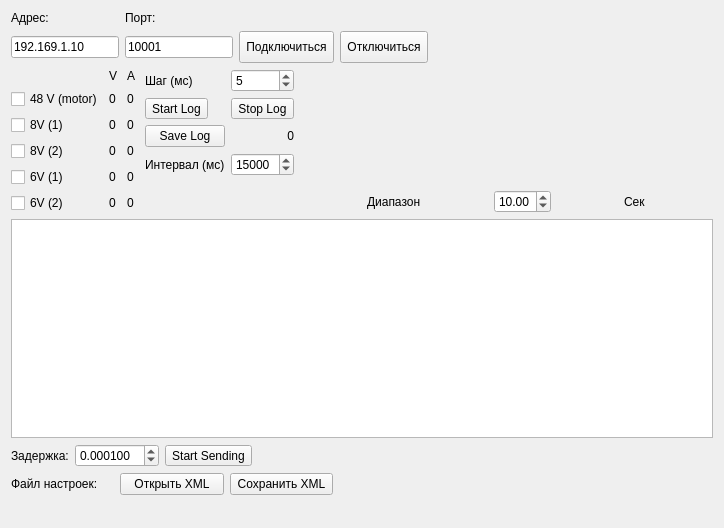
AlexanderMokhov/AR-600Controller, file AR600Controller.ui: the form before one commit.
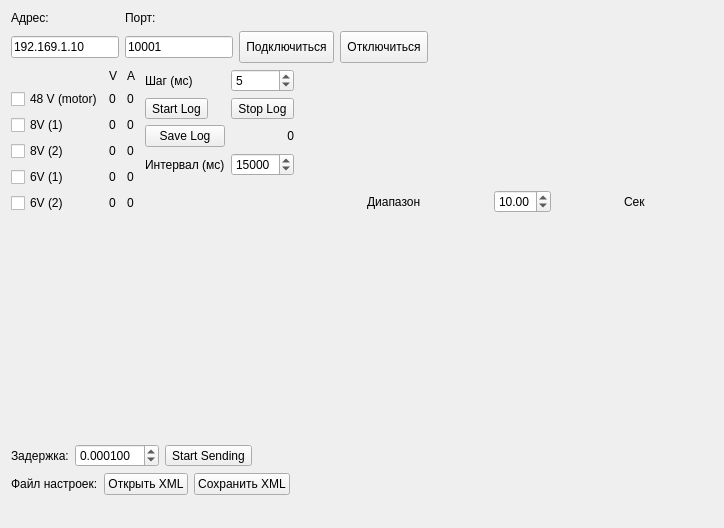
The form after the commit. Custom widgets are drawn as their Qt base class.

What changed in the file:
```diff
--- a/AR600Controller.ui
+++ b/AR600Controller.ui
@@ -13,9 +13,9 @@
   <property name="windowTitle">
    <string>AR-600E Controller</string>
   </property>
-  <layout class="QGridLayout" name="gridLayout_7" columnstretch="1,1,2,3,2">
-   <item row="0" column="0" colspan="4">
-    <layout class="QGridLayout" name="gridLayout_6" rowstretch="0,0,0,1">
+  <layout class="QGridLayout" name="gridLayout_7" rowstretch="0,10,0,0,0" columnstretch="0,0,10,0">
+   <item row="0" column="0" colspan="3">
+    <layout class="QGridLayout" name="gridLayout_6">
      <item row="0" column="0" colspan="3">
       <layout class="QGridLayout" name="gridLayout_2">
        <item row="0" column="0">
@@ -382,131 +382,34 @@
        </property>
       </spacer>
      </item>
-     <item row="3" column="0" colspan="4">
-      <widget class="QTableView" name="ChannelTableView">
-       <property name="minimumSize">
-        <size>
-         <width>0</width>
-         <height>0</height>
-        </size>
+    </layout>
+   </item>
+   <item row="0" column="3" rowspan="5">
+    <layout class="QGridLayout" name="gridLayout_5" rowstretch="2,8">
+     <item row="0" column="0">
+      <layout class="QHBoxLayout" name="CommandControlLayout">
+       <property name="sizeConstraint">
+        <enum>QLayout::SetDefaultConstraint</enum>
        </property>
-       <property name="palette">
-        <palette>
-         <active>
-          <colorrole role="Highlight">
-           <brush brushstyle="SolidPattern">
-            <color alpha="100">
-             <red>30</red>
-             <green>144</green>
-             <blue>255</blue>
-            </color>
-           </brush>
-          </colorrole>
-          <colorrole role="HighlightedText">
-           <brush brushstyle="SolidPattern">
-            <color alpha="255">
-             <red>0</red>
-             <green>0</green>
-             <blue>0</blue>
-            </color>
-           </brush>
-          </colorrole>
-          <colorrole role="Link">
-           <brush brushstyle="SolidPattern">
-            <color alpha="255">
-             <red>0</red>
-             <green>0</green>
-             <blue>255</blue>
-            </color>
-           </brush>
-          </colorrole>
-         </active>
-         <inactive>
-          <colorrole role="Highlight">
-           <brush brushstyle="SolidPattern">
-            <color alpha="100">
-             <red>30</red>
-             <green>144</green>
-             <blue>255</blue>
-            </color>
-           </brush>
-          </colorrole>
-          <colorrole role="HighlightedText">
-           <brush brushstyle="SolidPattern">
-            <color alpha="255">
-             <red>0</red>
-             <green>0</green>
-             <blue>0</blue>
-            </color>
-           </brush>
-          </colorrole>
-          <colorrole role="Link">
-           <brush brushstyle="SolidPattern">
-            <color alpha="255">
-             <red>0</red>
-             <green>0</green>
-             <blue>255</blue>
-            </color>
-           </brush>
-          </colorrole>
-         </inactive>
-         <disabled>
-          <colorrole role="Highlight">
-           <brush brushstyle="SolidPattern">
-            <color alpha="100">
-             <red>30</red>
-             <green>144</green>
-             <blue>255</blue>
-            </color>
-           </brush>
-          </colorrole>
-          <colorrole role="HighlightedText">
-           <brush brushstyle="SolidPattern">
-            <color alpha="255">
-             <red>0</red>
-             <green>0</green>
-             <blue>0</blue>
-            </color>
-           </brush>
-          </colorrole>
-          <colorrole role="Link">
-           <brush brushstyle="SolidPattern">
-            <color alpha="255">
-             <red>0</red>
-             <green>0</green>
-             <blue>255</blue>
-            </color>
-           </brush>
-          </colorrole>
-         </disabled>
-        </palette>
+      </layout>
+     </item>
+     <item row="1" column="0">
+      <layout class="QHBoxLayout" name="DriverControlLayout">
+       <property name="sizeConstraint">
+        <enum>QLayout::SetFixedSize</enum>
        </property>
-       <property name="styleSheet">
-        <string notr="true">selection-color: black; selection-background-color: rgba(30, 144, 255, 100);</string>
-       </property>
-       <property name="sizeAdjustPolicy">
-        <enum>QAbstractScrollArea::AdjustToContentsOnFirstShow</enum>
-       </property>
-       <property name="alternatingRowColors">
-        <bool>false</bool>
-       </property>
-       <property name="selectionBehavior">
-        <enum>QAbstractItemView::SelectRows</enum>
-       </property>
-       <attribute name="horizontalHeaderCascadingSectionResizes">
-        <bool>false</bool>
-       </attribute>
-       <attribute name="horizontalHeaderDefaultSectionSize">
-        <number>70</number>
-       </attribute>
-       <attribute name="horizontalHeaderHighlightSections">
-        <bool>false</bool>
-       </attribute>
-      </widget>
+      </layout>
      </item>
     </layout>
    </item>
-   <item row="1" column="0">
+   <item row="1" column="0" colspan="3">
+    <layout class="QVBoxLayout" name="ChannelTableLayout" stretch="">
+     <property name="sizeConstraint">
+      <enum>QLayout::SetFixedSize</enum>
+     </property>
+    </layout>
+   </item>
+   <item row="2" column="0">
     <layout class="QHBoxLayout" name="horizontalLayout_2">
      <item>
       <widget class="QLabel" name="label_3">
@@ -540,7 +443,20 @@
      </item>
     </layout>
    </item>
-   <item row="2" column="0" colspan="2">
+   <item row="2" column="1" colspan="2">
+    <spacer name="horizontalSpacer_2">
+     <property name="orientation">
+      <enum>Qt::Horizontal</enum>
+     </property>
+     <property name="sizeHint" stdset="0">
+      <size>
+       <width>477</width>
+       <height>20</height>
+      </size>
+     </property>
+    </spacer>
+   </item>
+   <item row="3" column="0" colspan="2">
     <layout class="QHBoxLayout" name="horizontalLayout_3">
      <item>
       <widget class="QLabel" name="label_6">
@@ -565,20 +481,7 @@
      </item>
     </layout>
    </item>
-   <item row="1" column="1" colspan="3">
-    <spacer name="horizontalSpacer_2">
-     <property name="orientation">
-      <enum>Qt::Horizontal</enum>
-     </property>
-     <property name="sizeHint" stdset="0">
-      <size>
-       <width>477</width>
-       <height>20</height>
-      </size>
-     </property>
-    </spacer>
-   </item>
-   <item row="2" column="2" colspan="2">
+   <item row="3" column="2">
     <spacer name="horizontalSpacer_3">
      <property name="orientation">
       <enum>Qt::Horizontal</enum>
@@ -591,7 +494,7 @@
      </property>
     </spacer>
    </item>
-   <item row="3" column="0" colspan="4">
+   <item row="4" column="0" colspan="3">
     <spacer name="horizontalSpacer_4">
      <property name="orientation">
       <enum>Qt::Horizontal</enum>
@@ -604,29 +507,12 @@
      </property>
     </spacer>
    </item>
-   <item row="0" column="4" rowspan="4">
-    <layout class="QGridLayout" name="gridLayout_5" rowstretch="2,8">
-     <item row="0" column="0">
-      <layout class="QHBoxLayout" name="CommandControlLayout">
-       <property name="sizeConstraint">
-        <enum>QLayout::SetDefaultConstraint</enum>
-       </property>
-      </layout>
-     </item>
-     <item row="1" column="0">
-      <layout class="QHBoxLayout" name="DriverControlLayout">
-       <property name="sizeConstraint">
-        <enum>QLayout::SetFixedSize</enum>
-       </property>
-      </layout>
-     </item>
-    </layout>
-   </item>
   </layout>
   <zorder></zorder>
   <zorder>horizontalSpacer_2</zorder>
   <zorder>horizontalSpacer_3</zorder>
   <zorder>horizontalSpacer_4</zorder>
+  <zorder>verticalLayoutWidget</zorder>
  </widget>
  <layoutdefault spacing="6" margin="11"/>
  <customwidgets>
```
